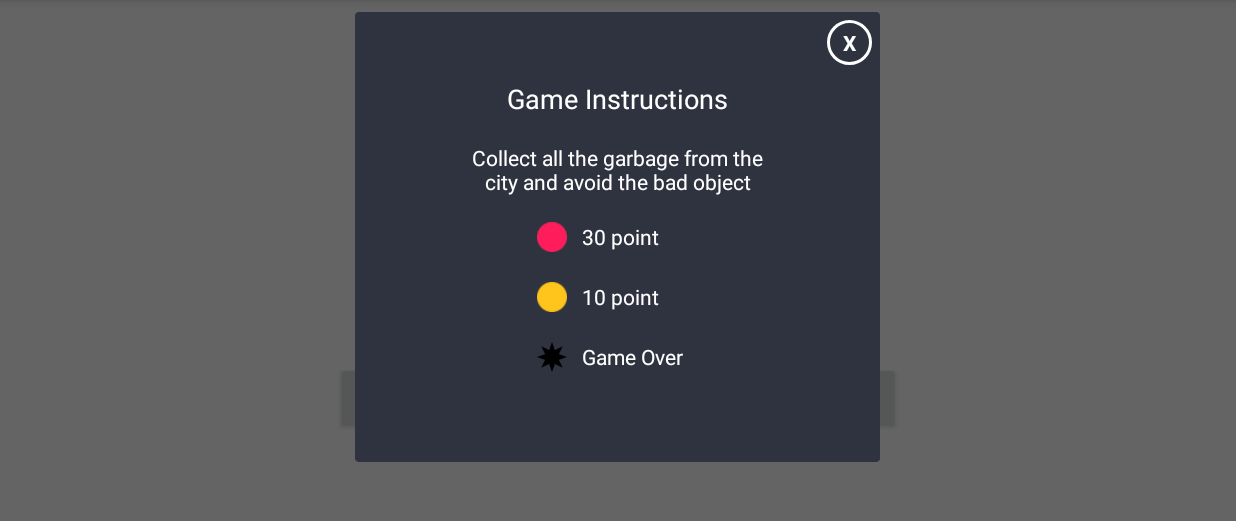
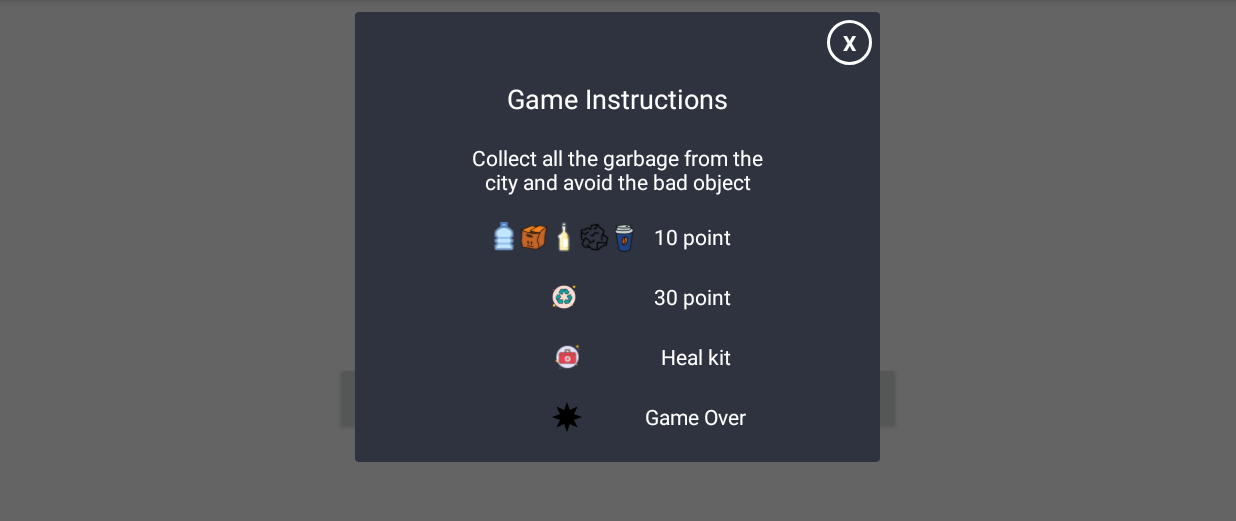
Before and after one commit to dorshamir55/CleaningTheCity, an Android app: the screen it shows after launch (StartActivity), after a tap on "INSTRUCTIONS", on a phone screen of 824 x 412 dp (held sideways), the part 72-593 px from its top. Run offline under Robolectric (Android 15) with nearby library versions, the phone set to English and light mode, and no system bars.

Commit message:
change icons for instructions

```diff
--- a/app/src/main/res/layout/game_instructions.xml
+++ b/app/src/main/res/layout/game_instructions.xml
@@ -40,58 +40,111 @@
         android:layout_marginTop="10dp"
         android:layout_gravity="center">
 
-        <TableRow
-            android:gravity="center_vertical">
+        <LinearLayout android:gravity="center_vertical">
+
             <ImageView
-                android:contentDescription="objects Hit"
                 android:layout_width="20dp"
                 android:layout_height="20dp"
-                android:src="@drawable/pink"/>
+                android:contentDescription="objects Hit"
+                android:src="@drawable/object1" />
+
+            <ImageView
+                android:layout_width="20dp"
+                android:layout_height="20dp"
+                android:contentDescription="objects Hit"
+                android:src="@drawable/object2" />
+
+            <ImageView
+                android:layout_width="20dp"
+                android:layout_height="20dp"
+                android:contentDescription="objects Hit"
+                android:src="@drawable/object3" />
+
+            <ImageView
+                android:layout_width="20dp"
+                android:layout_height="20dp"
+                android:contentDescription="objects Hit"
+                android:src="@drawable/object4" />
+
+            <ImageView
+                android:layout_width="20dp"
+                android:layout_height="20dp"
+                android:contentDescription="objects Hit"
+                android:src="@drawable/object5" />
+
             <TextView
                 android:layout_width="wrap_content"
                 android:layout_height="wrap_content"
-                android:text="30 point"
+                android:paddingStart="10dp"
+                android:paddingEnd="10dp"
+                android:text="10 point"
+                android:gravity="center"
                 android:textColor="@color/white"
-                android:textSize="14sp"
-                android:paddingStart="10dp"
-                android:paddingEnd="10dp"/>
-        </TableRow>
+                android:textSize="14sp" />
+        </LinearLayout>
 
-        <TableRow
+        <LinearLayout
             android:layout_marginTop="20dp"
             android:gravity="center_vertical">
             <ImageView
                 android:contentDescription="bonus object hit"
                 android:layout_width="20dp"
                 android:layout_height="20dp"
-                android:src="@drawable/orange"/>
+                android:src="@drawable/recyclebonus"
+                android:layout_weight="20"/>
+
             <TextView
                 android:layout_width="wrap_content"
                 android:layout_height="wrap_content"
-                android:text="10 point"
+                android:paddingStart="10dp"
+                android:paddingEnd="10dp"
+                android:text="30 point"
+                android:gravity="center"
                 android:textColor="@color/white"
                 android:textSize="14sp"
+/>
+        </LinearLayout>
+
+        <LinearLayout
+            android:layout_marginTop="20dp"
+            android:gravity="center_vertical">
+
+            <ImageView
+                android:layout_width="93dp"
+                android:layout_height="20dp"
+                android:layout_weight="1"
+                android:contentDescription="heal kit"
+                android:src="@drawable/healkit" />
+
+            <TextView
+                android:layout_width="wrap_content"
+                android:layout_height="wrap_content"
                 android:paddingStart="10dp"
-                android:paddingEnd="10dp"/>
-        </TableRow>
-
-        <TableRow
+                android:paddingEnd="10dp"
+                android:text="Heal kit"
+                android:gravity="center"
+                android:textColor="@color/white"
+                android:textSize="14sp" />
+        </LinearLayout>
+        <LinearLayout
             android:layout_marginTop="20dp"
             android:gravity="center_vertical">
             <ImageView
                 android:contentDescription="bad object hit"
                 android:layout_width="20dp"
                 android:layout_height="20dp"
-                android:src="@drawable/black"/>
+                android:src="@drawable/black"
+                android:layout_weight="1"/>
+
             <TextView
                 android:layout_width="wrap_content"
                 android:layout_height="wrap_content"
                 android:text="Game Over"
+                android:gravity="center"
                 android:textColor="@color/white"
                 android:textSize="14sp"
-                android:paddingStart="10dp"
-                android:paddingEnd="10dp"/>
-        </TableRow>
+                />
+        </LinearLayout>
 
     </TableLayout>
 
```
